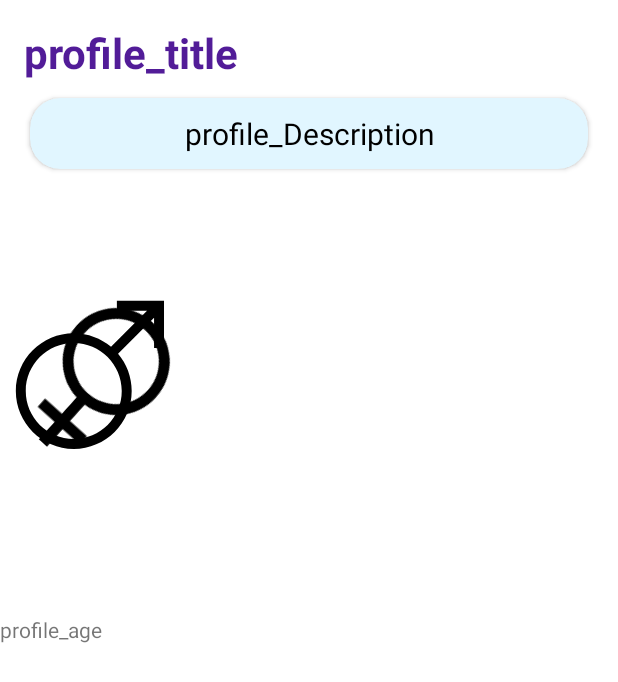
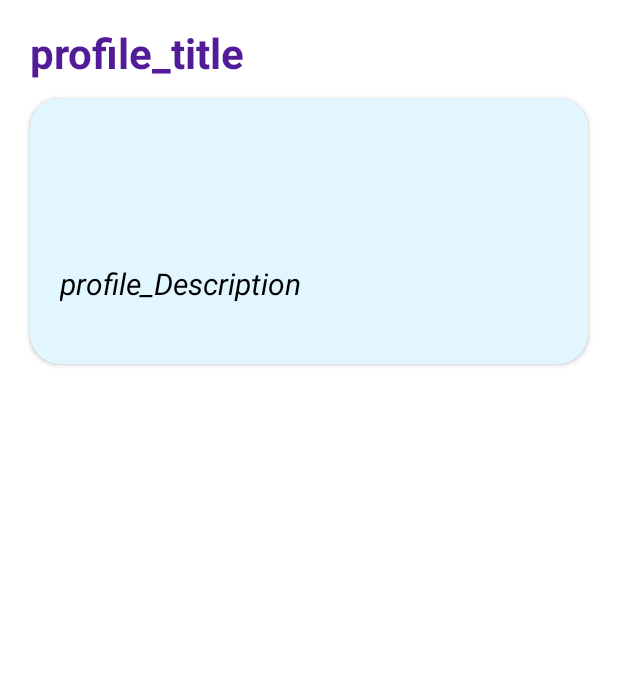
Before and after one commit to NoWaaLT/CountYourCalories, an Android app: the layout fragment_profile.xml on its own in the app's theme, with its tools: preview values and no code run, on a phone screen of 412 x 824 dp. Shown: the top 682 px of the screen. Run offline under Robolectric (Android 15) with nearby library versions, the phone set to English and light mode, and no system bars.

Commit message:
Profile title description, lyaout

```diff
--- a/app/src/main/res/layout-land/fragment_profile.xml
+++ b/app/src/main/res/layout-land/fragment_profile.xml
@@ -6,7 +6,6 @@
     android:layout_height="match_parent"
     android:background="@color/white"
     tools:context=".ProfileFragment">
-
 
     <TextView
         android:id="@+id/profile_title"
@@ -20,30 +19,62 @@
         android:textStyle="bold"
         app:layout_constraintStart_toStartOf="parent"
         app:layout_constraintTop_toTopOf="parent" />
+
+    <ScrollView
+        android:layout_width="fill_parent"
+        android:layout_height="fill_parent">
+
+        <LinearLayout
+            android:layout_width="fill_parent"
+            android:layout_height="wrap_content"
+            android:orientation="horizontal">
+            <!-- bla bla bla-->
             <androidx.cardview.widget.CardView
                 android:id="@+id/cardView22"
                 android:layout_width="match_parent"
                 android:layout_height="wrap_content"
+                android:layout_marginHorizontal="20dp"
                 android:layout_marginTop="65dp"
                 app:cardBackgroundColor="#E1F6FF"
                 app:cardCornerRadius="20dp"
-        android:layout_marginHorizontal="20dp"
                 app:layout_constraintEnd_toEndOf="parent"
                 app:layout_constraintStart_toStartOf="parent"
                 app:layout_constraintTop_toBottomOf="@+id/cardView">
 
                 <TextView
+                    android:id="@+id/profile_desc_title"
+                    android:layout_width="match_parent"
+                    android:layout_height="wrap_content"
+                    android:layout_centerInParent="true"
+                    android:layout_marginHorizontal="10dp"
+                    android:layout_marginVertical="10dp"
+                    android:text="@string/profile_desc_title"
+                    android:textColor="@color/black"
+                    android:textSize="23sp"
+                    android:padding="20dp"
+                    android:paddingBottom="40dp"
+                    android:layout_marginBottom="100dp"
+                    android:justificationMode="inter_word"
+                    android:textStyle="bold|italic" />
+
+
+                <TextView
                     android:id="@+id/profile_description"
                     android:layout_width="match_parent"
                     android:layout_height="wrap_content"
+                    android:padding="20dp"
+                    android:layout_centerInParent="true"
+                    android:layout_marginHorizontal="10dp"
+                   android:layout_marginTop="100dp"
+                    android:layout_marginBottom="30dp"
+                    android:text="@string/profile_description"
+                    android:textColor="@color/black"
+                    android:textSize="20sp"
+                    android:justificationMode="inter_word"
+                    android:textStyle="italic" />
+                <!--   android:gravity="center"
                    android:textAlignment="center"
-            android:layout_centerInParent="true"
-            android:textSize="20sp"
-            android:gravity="center"
-            android:layout_marginHorizontal="10dp"
-            android:layout_marginVertical="10dp"
-            android:text="@string/profile_description"
-            android:textColor="@color/black" />
+                    -->
             </androidx.cardview.widget.CardView>
 
             <ImageView
@@ -72,5 +103,7 @@
                 android:layout_marginTop="210dp"
                 android:height="30dp"
                 android:text="@string/profile_age" />
+        </LinearLayout>
+    </ScrollView>
 
 </FrameLayout>
--- a/app/src/main/res/layout/fragment_profile.xml
+++ b/app/src/main/res/layout/fragment_profile.xml
@@ -11,7 +11,7 @@
         android:id="@+id/profile_title"
         android:layout_width="wrap_content"
         android:layout_height="48dp"
-        android:layout_marginStart="16dp"
+        android:layout_marginStart="20dp"
         android:layout_marginTop="16dp"
         android:text="@string/profile_title"
         android:textColor="@color/UI_dark"
@@ -20,30 +20,78 @@
         app:layout_constraintStart_toStartOf="parent"
         app:layout_constraintTop_toTopOf="parent" />
 
+    <ScrollView
+        android:layout_width="fill_parent"
+        android:layout_height="fill_parent">
+
+        <LinearLayout
+            android:layout_width="fill_parent"
+            android:layout_height="wrap_content"
+            android:orientation="horizontal">
+
             <androidx.cardview.widget.CardView
                 android:id="@+id/cardView22"
                 android:layout_width="match_parent"
                 android:layout_height="wrap_content"
+                android:layout_marginHorizontal="20dp"
                 android:layout_marginTop="65dp"
                 app:cardBackgroundColor="#E1F6FF"
                 app:cardCornerRadius="20dp"
-        android:layout_marginHorizontal="20dp"
                 app:layout_constraintEnd_toEndOf="parent"
                 app:layout_constraintStart_toStartOf="parent"
                 app:layout_constraintTop_toBottomOf="@+id/cardView">
 
                 <TextView
+                    android:id="@+id/profile_desc_title"
+                    android:layout_width="match_parent"
+                    android:layout_height="wrap_content"
+                    android:layout_centerInParent="true"
+                    android:layout_marginHorizontal="10dp"
+                    android:layout_marginVertical="10dp"
+                    android:text="@string/profile_desc_title"
+                    android:textColor="@color/black"
+                    android:textSize="23sp"
+                    android:padding="10dp"
+                    android:paddingBottom="40dp"
+                    android:layout_marginBottom="100dp"
+                    android:justificationMode="inter_word"
+                    android:textStyle="bold|italic" />
+
+                <TextView
                     android:id="@+id/profile_description"
                     android:layout_width="match_parent"
                     android:layout_height="wrap_content"
+                    android:padding="10dp"
+                    android:layout_centerInParent="true"
+                    android:layout_marginHorizontal="10dp"
+                    android:layout_marginTop="100dp"
+                    android:layout_marginBottom="30dp"
+                    android:text="@string/profile_description"
+                    android:textColor="@color/black"
+                    android:textSize="20sp"
+                    android:justificationMode="inter_word"
+                    android:textStyle="italic" />
+                <!--   android:gravity="center"
                    android:textAlignment="center"
+                    -->
+
+
+                <TextView
+
+                    android:id="@+id/profile_desc_summary"
+                    android:layout_width="match_parent"
+                    android:layout_height="wrap_content"
                     android:layout_centerInParent="true"
-            android:textSize="20sp"
-            android:gravity="center"
                     android:layout_marginHorizontal="10dp"
                     android:layout_marginVertical="10dp"
-            android:text="@string/profile_description"
-            android:textColor="@color/black" />
+                    android:text="@string/profile_desc_summary"
+                    android:textColor="@color/black"
+                    android:textSize="23sp"
+                    android:padding="20dp"
+                    android:paddingBottom="40dp"
+                    android:layout_marginBottom="100dp"
+                    android:justificationMode="inter_word"
+                    android:textStyle="bold|italic" />
             </androidx.cardview.widget.CardView>
 
             <ImageView
@@ -73,4 +121,7 @@
                 android:height="30dp"
                 android:text="@string/profile_age" />
 
+        </LinearLayout>
+    </ScrollView>
+
 </FrameLayout>
--- a/app/src/main/res/values/strings.xml
+++ b/app/src/main/res/values/strings.xml
@@ -20,4 +20,6 @@
     <string name="profile_age">profile_age</string>
     <string name="profile_title">profile_title</string>
     <string name="profile_description">profile_Description</string>
+    <string name="profile_desc_title" />
+    <string name="profile_desc_summary" />
 </resources>
```
Also changed, not shown: app/src/main/java/edu/vvk_pit_21_i_nt/countyourcalories/MainActivity.java (+3 -4 lines), app/src/main/java/edu/vvk_pit_21_i_nt/countyourcalories/ProfileFragment.java (+42 -12 lines). Lines whose indentation alone changed are shown as unchanged.
